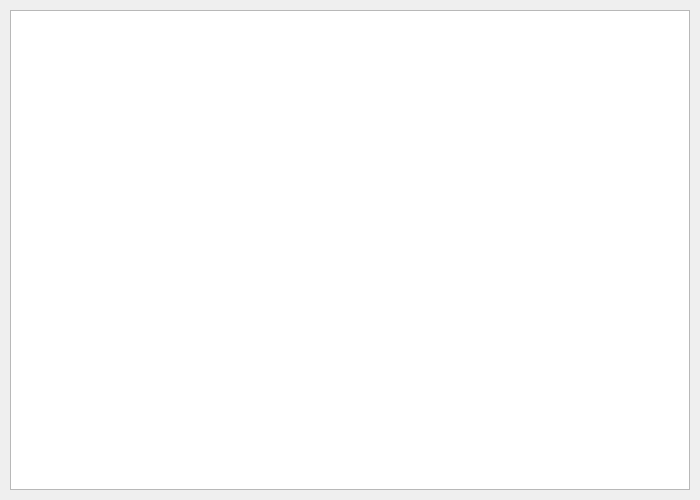
This is main.ui in Yorshik/coffee as Qt 5 draws it before an edit. The edited form follows.
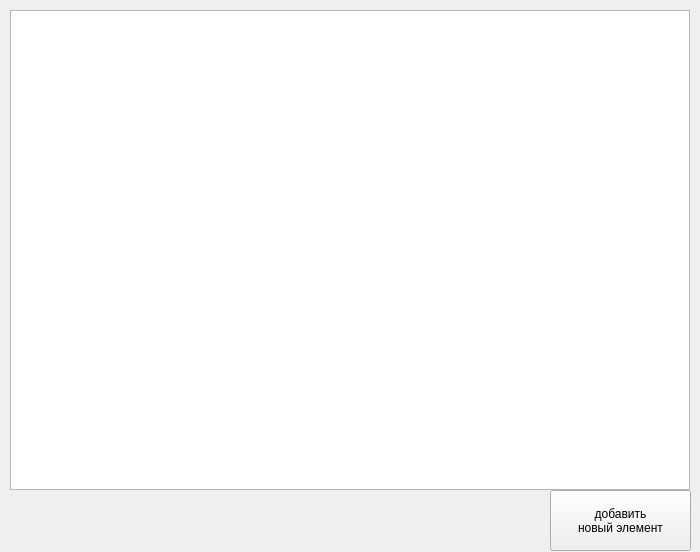
This is the edited form.

Patch:
```diff
--- a/main.ui
+++ b/main.ui
@@ -7,7 +7,7 @@
     <x>0</x>
     <y>0</y>
     <width>700</width>
-    <height>500</height>
+    <height>552</height>
    </rect>
   </property>
   <property name="windowTitle">
@@ -23,6 +23,20 @@
     </rect>
    </property>
   </widget>
+  <widget class="QPushButton" name="add_button">
+   <property name="geometry">
+    <rect>
+     <x>550</x>
+     <y>490</y>
+     <width>141</width>
+     <height>61</height>
+    </rect>
+   </property>
+   <property name="text">
+    <string>добавить
+новый элемент</string>
+   </property>
+  </widget>
  </widget>
  <resources/>
  <connections/>
```
